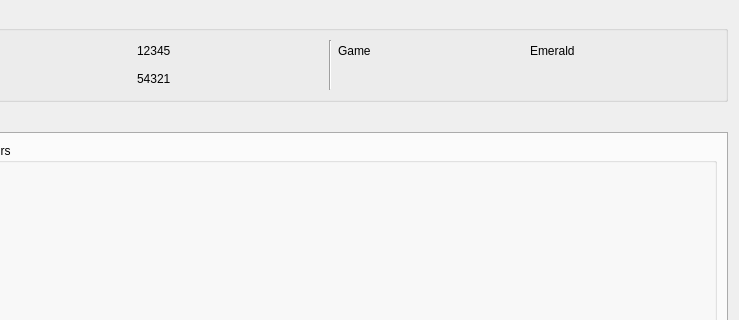
First picture: the form in Source/Form/Gen3/Wild3.ui, repository Admiral-Fish/PokeFinder, before the edit; both pictures show x 461 to 1200 and y 0 to 320 of the 1200 by 750 pixel window.
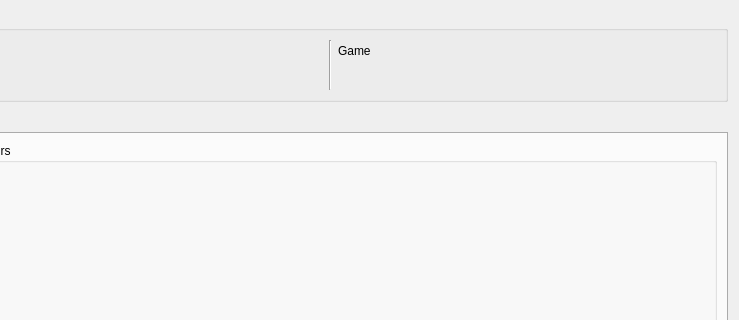
Second picture: the form after the edit. Icons and pictures are not drawn. Custom widgets are drawn as their Qt base class.

```diff
--- a/Source/Form/Gen3/Wild3.ui
+++ b/Source/Form/Gen3/Wild3.ui
@@ -60,11 +60,7 @@
        </widget>
       </item>
       <item row="0" column="3">
-       <widget class="QLabel" name="labelProfileTIDValue">
-        <property name="text">
-         <string notr="true">12345</string>
-        </property>
-       </widget>
+       <widget class="QLabel" name="labelProfileTIDValue"/>
       </item>
       <item row="0" column="5">
        <widget class="QLabel" name="labelProfileGame">
@@ -74,18 +70,10 @@
        </widget>
       </item>
       <item row="0" column="6">
-       <widget class="QLabel" name="labelProfileGameValue">
-        <property name="text">
-         <string>Emerald</string>
-        </property>
-       </widget>
+       <widget class="QLabel" name="labelProfileGameValue"/>
       </item>
       <item row="1" column="3">
-       <widget class="QLabel" name="labelProfileSIDValue">
-        <property name="text">
-         <string notr="true">54321</string>
-        </property>
-       </widget>
+       <widget class="QLabel" name="labelProfileSIDValue"/>
       </item>
       <item row="0" column="1">
        <widget class="QComboBox" name="comboBoxProfiles"/>
```
